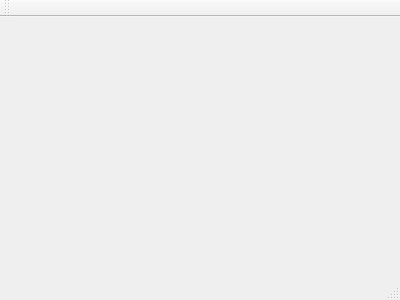
Above: CostManager/mainwindow.ui from kirilproger/QtPractice before the change. Below: the same form after it.
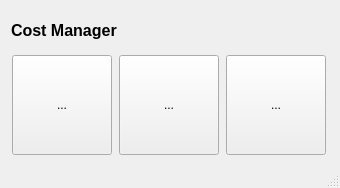
That is the form after the change.

What changed in the file:
```diff
--- a/CostManager/mainwindow.ui
+++ b/CostManager/mainwindow.ui
@@ -1,24 +1,99 @@
 <ui version="4.0">
  <class>MainWindow</class>
- <widget class="QMainWindow" name="MainWindow" >
-  <property name="geometry" >
+ <widget class="QMainWindow" name="MainWindow">
+  <property name="geometry">
    <rect>
     <x>0</x>
     <y>0</y>
-    <width>400</width>
-    <height>300</height>
+    <width>340</width>
+    <height>188</height>
    </rect>
   </property>
   <property name="windowTitle" >
    <string>MainWindow</string>
   </property>
-  <widget class="QMenuBar" name="menuBar" />
-  <widget class="QToolBar" name="mainToolBar" />
-  <widget class="QWidget" name="centralWidget" />
-  <widget class="QStatusBar" name="statusBar" />
+  <widget class="QWidget" name="centralWidget">
+   <layout class="QVBoxLayout" name="verticalLayout">
+    <item>
+     <widget class="QLabel" name="label">
+      <property name="font">
+       <font>
+        <pointsize>12</pointsize>
+        <weight>75</weight>
+        <bold>true</bold>
+       </font>
+      </property>
+      <property name="text">
+       <string>Cost Manager</string>
+      </property>
+     </widget>
+    </item>
+    <item>
+     <layout class="QHBoxLayout" name="horizontalLayout">
+      <item>
+       <widget class="QToolButton" name="addButton">
+        <property name="minimumSize">
+         <size>
+          <width>100</width>
+          <height>100</height>
+         </size>
+        </property>
+        <property name="text">
+         <string>...</string>
+        </property>
+        <property name="iconSize">
+         <size>
+          <width>100</width>
+          <height>100</height>
+         </size>
+        </property>
+       </widget>
+      </item>
+      <item>
+       <widget class="QToolButton" name="getButton">
+        <property name="minimumSize">
+         <size>
+          <width>100</width>
+          <height>100</height>
+         </size>
+        </property>
+        <property name="text">
+         <string>...</string>
+        </property>
+        <property name="iconSize">
+         <size>
+          <width>100</width>
+          <height>100</height>
+         </size>
+        </property>
+       </widget>
+      </item>
+      <item>
+       <widget class="QToolButton" name="tuneButton">
+        <property name="minimumSize">
+         <size>
+          <width>100</width>
+          <height>100</height>
+         </size>
+        </property>
+        <property name="text">
+         <string>...</string>
+        </property>
+        <property name="iconSize">
+         <size>
+          <width>100</width>
+          <height>100</height>
+         </size>
+        </property>
+       </widget>
+      </item>
+     </layout>
+    </item>
+   </layout>
+  </widget>
+  <widget class="QStatusBar" name="statusBar"/>
  </widget>
- <layoutDefault spacing="6" margin="11" />
- <pixmapfunction></pixmapfunction>
+ <layoutdefault spacing="6" margin="11"/>
  <resources/>
  <connections/>
 </ui>
```
Left out of the diff: 3 changed lines with no effect on the pictures.
